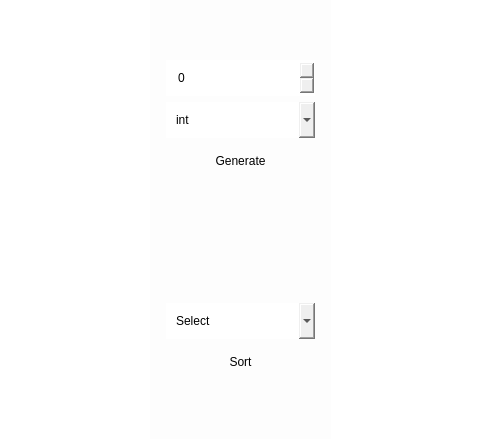
First picture: the form in gui/mainwindow.ui, repository starquell/summer-exam-oop, before the edit; both pictures show x 324 to 804 and y 131 to 570 of the 1129 by 661 pixel window.
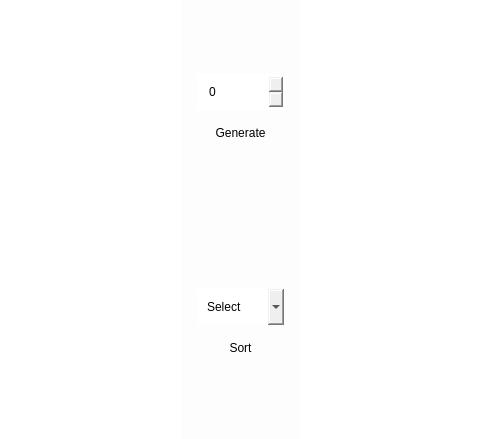
Second picture: the form after the edit. The open tabs and pages were chosen to show the change. Icons and pictures are not drawn.

The edit to the form file:
```diff
--- a/gui/mainwindow.ui
+++ b/gui/mainwindow.ui
@@ -172,45 +172,7 @@
                 <string>А давайте посортуємо</string>
                </attribute>
                <layout class="QGridLayout" name="gridLayout_8">
-                <item row="1" column="1">
-                 <widget class="QSpinBox" name="ContainerSize">
-                  <property name="styleSheet">
-                   <string notr="true">#ContainerSize{
-background-color: transparent;
-border-image: url(:pics/dialog.png);
-background: none;
-border: none;
-background-repeat: none;
-padding:10px;
-}</string>
-                  </property>
-                 </widget>
-                </item>
-                <item row="6" column="1">
-                 <widget class="QPushButton" name="SortArr">
-                  <property name="styleSheet">
-                   <string notr="true">QPushButton{
-background-color: transparent;
-border-image: url(:pics/dialog.png);
-background: none;
-border: none;
-background-repeat: none;
-padding:10px;
-}
-QPushButton:hover{
-border-width:3px;
-}
-QPushButton:pressed{
-border-width:4px;
-}
-</string>
-                  </property>
-                  <property name="text">
-                   <string>Sort</string>
-                  </property>
-                 </widget>
-                </item>
-                <item row="0" column="2" rowspan="8">
+                <item row="0" column="2" rowspan="7">
                  <widget class="QListView" name="SortedContainer">
                   <property name="styleSheet">
                    <string notr="true">#SortedContainer{
@@ -224,7 +186,44 @@
                   </property>
                  </widget>
                 </item>
-                <item row="3" column="1">
+                <item row="0" column="1">
+                 <spacer name="verticalSpacer_9">
+                  <property name="orientation">
+                   <enum>Qt::Vertical</enum>
+                  </property>
+                  <property name="sizeHint" stdset="0">
+                   <size>
+                    <width>20</width>
+                    <height>40</height>
+                   </size>
+                  </property>
+                 </spacer>
+                </item>
+                <item row="5" column="1">
+                 <widget class="QPushButton" name="SortArr">
+                  <property name="styleSheet">
+                   <string notr="true">QPushButton{
+background-color: transparent;
+border-image: url(:pics/dialog.png);
+background: none;
+border: none;
+background-repeat: none;
+padding:10px;
+}
+QPushButton:hover{
+border-width:3px;
+}
+QPushButton:pressed{
+border-width:4px;
+}
+</string>
+                  </property>
+                  <property name="text">
+                   <string>Sort</string>
+                  </property>
+                 </widget>
+                </item>
+                <item row="2" column="1">
                  <widget class="QPushButton" name="GenArr">
                   <property name="styleSheet">
                    <string notr="true">QPushButton{
@@ -247,74 +246,7 @@
                   </property>
                  </widget>
                 </item>
-                <item row="0" column="0" rowspan="8">
-                 <widget class="QListView" name="CurrentContainer">
-                  <property name="styleSheet">
-                   <string notr="true">#CurrentContainer{
-background-color: transparent;
-border-image: url(:pics/frame.png);
-background: none;
-border: none;
-background-repeat: none;
-padding:10px;
-}</string>
-                  </property>
-                 </widget>
-                </item>
-                <item row="2" column="1">
-                 <widget class="QComboBox" name="typeData">
-                  <property name="styleSheet">
-                   <string notr="true">#typeData
-{
-background-color: transparent;
-border-image: url(:pics/dialog.png);
-background: none;
-border: none;
-background-repeat: none;
-padding:10px;
-}</string>
-                  </property>
-                  <item>
-                   <property name="text">
-                    <string>int</string>
-                   </property>
-                  </item>
-                  <item>
-                   <property name="text">
-                    <string>std::string</string>
-                   </property>
-                  </item>
-                  <item>
-                   <property name="text">
-                    <string>std::vector&lt;int&gt;</string>
-                   </property>
-                  </item>
-                  <item>
-                   <property name="text">
-                    <string>Ministry</string>
-                   </property>
-                  </item>
-                  <item>
-                   <property name="text">
-                    <string>std::vector&lt;Ministry&gt;</string>
-                   </property>
-                  </item>
-                 </widget>
-                </item>
-                <item row="7" column="1">
-                 <spacer name="verticalSpacer_8">
-                  <property name="orientation">
-                   <enum>Qt::Vertical</enum>
-                  </property>
-                  <property name="sizeHint" stdset="0">
-                   <size>
-                    <width>20</width>
-                    <height>40</height>
-                   </size>
-                  </property>
-                 </spacer>
-                </item>
-                <item row="5" column="1">
+                <item row="4" column="1">
                  <widget class="QComboBox" name="typeSort">
                   <property name="styleSheet">
                    <string notr="true">#typeSort{
@@ -368,8 +300,39 @@
                   </item>
                  </widget>
                 </item>
-                <item row="0" column="1">
-                 <spacer name="verticalSpacer_9">
+                <item row="1" column="1">
+                 <widget class="QSpinBox" name="ContainerSize">
+                  <property name="styleSheet">
+                   <string notr="true">#ContainerSize{
+background-color: transparent;
+border-image: url(:pics/dialog.png);
+background: none;
+border: none;
+background-repeat: none;
+padding:10px;
+}</string>
+                  </property>
+                  <property name="maximum">
+                   <number>999999</number>
+                  </property>
+                 </widget>
+                </item>
+                <item row="0" column="0" rowspan="7">
+                 <widget class="QListView" name="CurrentContainer">
+                  <property name="styleSheet">
+                   <string notr="true">#CurrentContainer{
+background-color: transparent;
+border-image: url(:pics/frame.png);
+background: none;
+border: none;
+background-repeat: none;
+padding:10px;
+}</string>
+                  </property>
+                 </widget>
+                </item>
+                <item row="6" column="1">
+                 <spacer name="verticalSpacer_8">
                   <property name="orientation">
                    <enum>Qt::Vertical</enum>
                   </property>
@@ -381,7 +344,7 @@
                   </property>
                  </spacer>
                 </item>
-                <item row="4" column="1">
+                <item row="3" column="1">
                  <spacer name="verticalSpacer_10">
                   <property name="orientation">
                    <enum>Qt::Vertical</enum>
```
Left out of the diff: 4 changed lines with no effect on the pictures.
